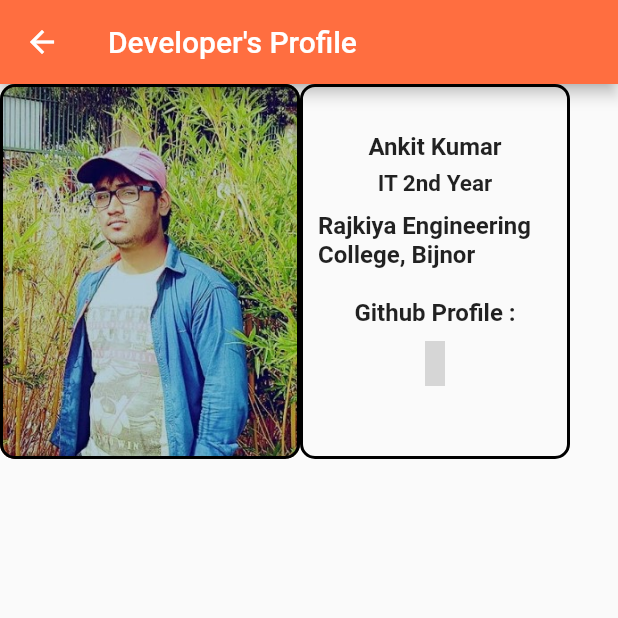
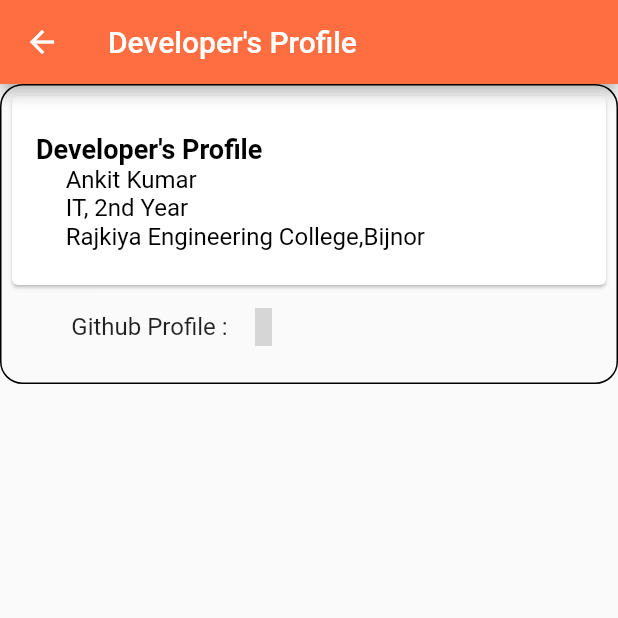
Before and after one commit to ankit595/Converter, a Flutter app: the contact screen opened directly, after a tap on an icon or button, on a phone screen of 412 x 824 dp, the top half of it. Run offline on Flutter 3.47's test engine with Material 2 defaults, Android fonts, the phone set to English and light mode, and no system bars; our stand-ins replace flutter_linkify, material_design_icons_flutter; grey boxes are pictures that could not be loaded.

Commit message:
Update pages.dart

```diff
--- a/lib/pages.dart
+++ b/lib/pages.dart
@@ -32,9 +32,13 @@ class _contactState extends State<contact> {
           ),
           Container(
             padding: EdgeInsets.only(left: 20),
-            child: Row(
+            decoration: BoxDecoration(border: Border.all(color: Colors.black26,
+                width: 1)),
+            child: Column(
               children: <Widget>[
-                Text("Playstore :",style: TextStyle(fontSize: 18),),
+                Row(
+                  children: <Widget>[
+                    Text("Playstore :",style: TextStyle(fontSize: 16),),
                     IconButton(
                         icon: Image(image: AssetImage("assets/playstore.jpg")),
                         onPressed: ()async{
@@ -48,6 +52,24 @@ class _contactState extends State<contact> {
                         })
                   ],
                 ),
+                Row(
+                  children: <Widget>[
+                    Text("Visit Our Website :",style: TextStyle(fontSize: 16),),
+                    IconButton(
+                        icon: Icon(MdiIcons.link),
+                        onPressed: ()async{
+                          const url = 'https://www.dscrecbijnor.com';
+                          if (await canLaunch(url)){
+                            await launch(url);
+                          }
+                          else{
+                            throw 'Could not launch $url';
+                          }
+                        })
+                  ],
+                ),
+              ],
+            )
           ),
           Container(
             padding: const EdgeInsets.all(17),
@@ -58,11 +80,13 @@ class _contactState extends State<contact> {
           ),
           Container(
             padding: EdgeInsets.only(left: 20),
+            decoration: BoxDecoration(border: Border.all(color: Colors.black26,
+            width: 1)),
             child: Column(
               children: <Widget>[
                 Row(
                   children: <Widget>[
-                    Text("BlogSpot :",style: TextStyle(fontSize: 18),),
+                    Text("BlogSpot   :",style: TextStyle(fontSize: 16),),
                     IconButton(
                         icon: Icon(MdiIcons.blogger,color: Colors.deepOrange[300],),
                         onPressed: ()async{
@@ -78,7 +102,7 @@ class _contactState extends State<contact> {
                 ),
                 Row(
                   children: <Widget>[
-                    Text("Instagram :",style: TextStyle(fontSize: 18),),
+                    Text("Instagram :",style: TextStyle(fontSize: 16),),
                     IconButton(
                         icon: Icon(MdiIcons.instagram,color: Colors.pink[500],),
                         onPressed: ()async{
@@ -94,7 +118,7 @@ class _contactState extends State<contact> {
                 ),
                 Row(
                   children: <Widget>[
-                    Text("Twitter :",style: TextStyle(fontSize: 18),),
+                    Text("Twitter       :",style: TextStyle(fontSize: 16),),
                     IconButton(
                         icon: Icon(MdiIcons.twitter,color: Colors.lightBlue,),
                         onPressed: ()async{
@@ -110,7 +134,7 @@ class _contactState extends State<contact> {
                 ),
                 Row(
                   children: <Widget>[
-                    Text("Facebook :",style: TextStyle(fontSize: 18),),
+                    Text("Facebook  :",style: TextStyle(fontSize: 16),),
                     IconButton(
                         icon: Icon(MdiIcons.facebook,color: Colors.indigo,),
                         onPressed: ()async{
@@ -130,14 +154,16 @@ class _contactState extends State<contact> {
           Card(
             child: ListTile(
                 title: Text('Developer\'s Profile',style: TextStyle(
-                  fontWeight: FontWeight.bold
+                  fontWeight: FontWeight.bold,
+                  fontSize: 18,
+                  color: Colors.black
                 ),),
                 subtitle: Text("Click Here"),
                 onTap:() {
-                  Navigator.push(context,MaterialPageRoute(builder: (context) => contactme()),);}
+                  Navigator.push(context,MaterialPageRoute(builder: (context) => contactme()),);
+                }
             ),
             elevation: 5,
-            color: Colors.white54,
           )
         ],
       ),
@@ -199,62 +225,37 @@ class _contactmeState extends State<contactme> {
     return Scaffold(
       appBar: AppBar(
         title: Text("Developer\'s Profile"),
-        backgroundColor: Colors.deepOrangeAccent,
-      ),
-      body: Row(
-        children: <Widget>[
-          Padding(padding: EdgeInsets.only(top: 10),),
-          Container(
-            padding: EdgeInsets.only(top: 20),
-            width: 200,
-            height: 250,
-            decoration: BoxDecoration(
-              border: Border.all(
+      backgroundColor: Colors.deepOrangeAccent,),
+      body: Container(
+        padding: EdgeInsets.all(3),
+        height: 200,
+        decoration: BoxDecoration(border: Border.all(
             color: Colors.black,
-                width: 2
-              ),
-              image: DecorationImage(
-                image: AssetImage("assets/me.jpg"),
-                fit: BoxFit.cover
-              ),
-              borderRadius: BorderRadius.circular(10),
-            ),
-          ),
-          Container(
-            padding: EdgeInsets.all(10),
-            width: 180,
-            height: 250,
-            decoration: BoxDecoration(
-                border: Border.all(
-                    color: Colors.black,
-                    width: 2
-                ),
-                borderRadius: BorderRadius.circular(10),
+            width: 1),
+        borderRadius: BorderRadius.circular(15),
         ),
         child: Column(
           children: <Widget>[
-                Padding(padding: EdgeInsets.all(10)),
-                Text("Ankit Kumar",style: TextStyle(
+            Card(
+              child: ListTile(
+                  title: Text('\nDeveloper\'s Profile',style: TextStyle(
+                      fontWeight: FontWeight.bold,
+                      fontSize: 18,
+                      color: Colors.black
+                  ),),
+                  subtitle: Text("     Ankit Kumar\n     IT, 2nd Year\n     Rajkiya Engineering College,Bijnor\n",
+                    style: TextStyle(
                         fontSize: 16,
-                  fontWeight: FontWeight.w600
+                        color: Colors.black
                     ),),
-                Padding(padding: EdgeInsets.all(3)),
-                Text("IT 2nd Year",style: TextStyle(
-                    fontSize: 15,
-                    fontWeight: FontWeight.w600
-                ),),
-                Padding(padding: EdgeInsets.all(5)),
-                Text("Rajkiya Engineering College, Bijnor",style: TextStyle(
-                    fontSize: 16,
-                    fontWeight: FontWeight.w600
-                ),),
-                Padding(padding: EdgeInsets.all(10)),
-                Text("Github Profile :",style: TextStyle(
-                    fontSize: 16,
-                    fontWeight: FontWeight.w600
-                ),),
+                  enabled: false,
+              ),
+            ),
+            Row(
+              children: <Widget>[
+                Text("           Github Profile :",style: TextStyle(fontSize: 16),),
                 IconButton(
-                   icon: Icon(MdiIcons.github,size: 30),
+                  icon: Icon(MdiIcons.github,size: 25,),
                   onPressed: ()async{
                     const url = 'https://github.com/ankit595';
                     if (await canLaunch(url)){
@@ -262,12 +263,12 @@ class _contactmeState extends State<contactme> {
                    }
                   else{
                      throw 'Could not launch $url';
-                     }
-                   })
+                   }}
+                )
               ],
             )
+          ],
         ),
-        ],
       ),
     );
   }
```
Lines whose indentation alone changed are shown as unchanged.
